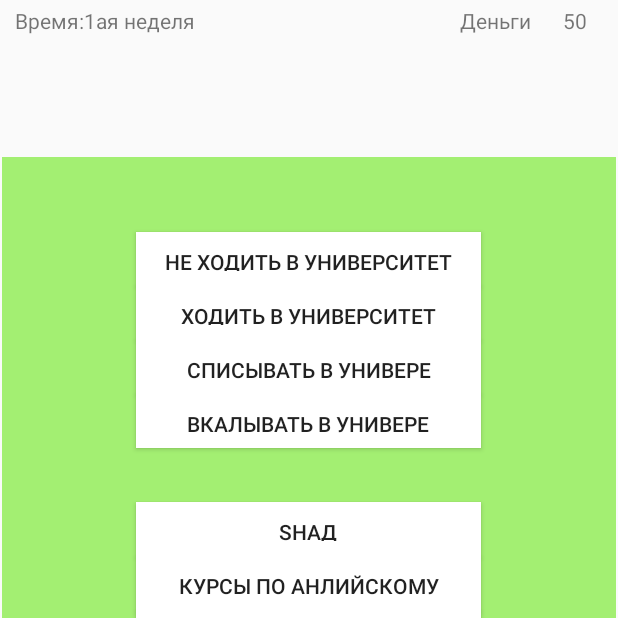
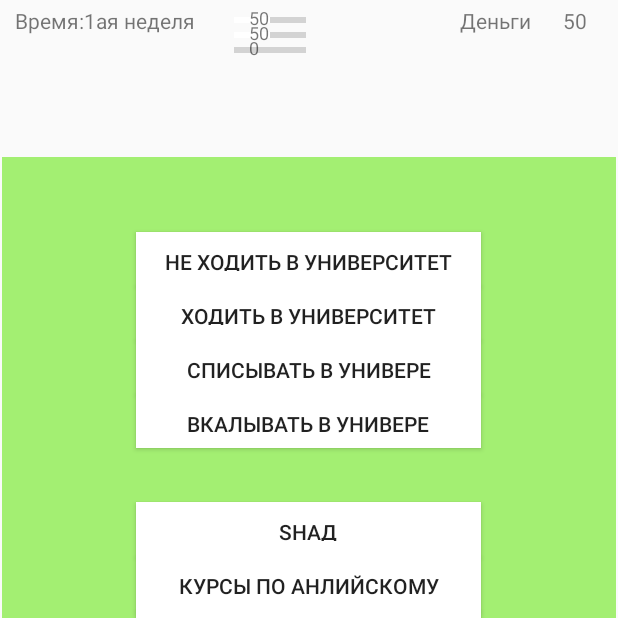
Before and after one commit to dasfex/AndroidFamcsSimulator, an Android app: the GameLobbyActivity screen opened directly, with no data from a screen before it, after a tap on an icon or button, on a phone screen of 412 x 824 dp, the top half of it. Run offline under Robolectric (Android 15) with nearby library versions, the phone set to English and light mode, and no system bars.

Commit message:
add progress bars (but they don't change)

```diff
--- a/app/src/main/java/com/source/studsimulator/relation/GamePresenter.java
+++ b/app/src/main/java/com/source/studsimulator/relation/GamePresenter.java
@@ -57,9 +57,9 @@ public class GamePresenter implements GameContract.Presenter {
     private void updatePlayerStats() {
         com.source.studsimulator.ui.entity.PlayerStats playerStats = new
                 com.source.studsimulator.ui.entity.PlayerStats(
-                String.valueOf(getParameter(GameLogic.PlayerStats.EDUCATION_LEVEL)),
-                String.valueOf(getParameter(GameLogic.PlayerStats.HEALTH)),
-                String.valueOf(getParameter(GameLogic.PlayerStats.SATIETY)),
+                (getParameter(GameLogic.PlayerStats.EDUCATION_LEVEL)),
+                (getParameter(GameLogic.PlayerStats.HEALTH)),
+                (getParameter(GameLogic.PlayerStats.SATIETY)),
                 String.valueOf(getParameter(GameLogic.PlayerStats.MONEY)));
         view.refreshPlayerStats(playerStats);
     }
--- a/app/src/main/java/com/source/studsimulator/ui/activity/GameLobbyActivity.java
+++ b/app/src/main/java/com/source/studsimulator/ui/activity/GameLobbyActivity.java
@@ -9,6 +9,7 @@ import android.content.pm.ActivityInfo;
 import android.os.Bundle;
 import android.view.View;
 import android.widget.ImageButton;
+import android.widget.ProgressBar;
 import android.widget.TextView;
 
 import com.source.studsimulator.relation.GameContract;
@@ -29,6 +30,14 @@ public class GameLobbyActivity extends AppCompatActivity implements GameContract
 
     private TextView moneyTextView;
     private TextView timeTextView;
+
+    ProgressBar satietyBar;
+    ProgressBar healthBar;
+    ProgressBar educationBar;
+
+    TextView satietyTextView;
+    TextView healthTextView;
+    TextView educationTextView;
 
     ImageButton infoButton;
     ImageButton foodButton;
@@ -75,6 +84,14 @@ public class GameLobbyActivity extends AppCompatActivity implements GameContract
     private void initPlayerStatsView() {
         moneyTextView = findViewById(R.id.moneyCount);
         timeTextView = findViewById(R.id.actualTime);
+
+        satietyTextView = findViewById(R.id.satietyText);
+        healthTextView = findViewById(R.id.healthText);
+        educationTextView = findViewById(R.id.educationText);
+
+        satietyBar = findViewById(R.id.satietyBar);
+        healthBar = findViewById(R.id.healthBar);
+        educationBar = findViewById(R.id.educationBar);
     }
 
     @Override
@@ -84,10 +101,15 @@ public class GameLobbyActivity extends AppCompatActivity implements GameContract
 
     @Override
     public void refreshPlayerStats(PlayerStats stats) {
-        //studyButton.setText(String.format(getString(R.string.study), stats.getEducationLevel()));
-        //sleepButton.setText(String.format(getString(R.string.sleep), stats.getHealth()));
-        //eatButton.setText(String.format(getString(R.string.satiety), stats.getSatiety()));
-        moneyTextView.setText(stats.getMoney());
+        moneyTextView.setText(String.valueOf(stats.getMoney()));
+
+        satietyBar.setProgress(stats.getSatiety());
+        healthBar.setProgress(stats.getHealth());
+        educationBar.setProgress(stats.getEducationLevel());
+
+        satietyTextView.setText(String.valueOf(stats.getSatiety()));
+        healthTextView.setText(String.valueOf(stats.getHealth()));
+        educationTextView.setText(String.valueOf(stats.getEducationLevel()));
     }
 
     private void replaceFragment(Fragment fragment) {
--- a/app/src/main/java/com/source/studsimulator/ui/entity/PlayerStats.java
+++ b/app/src/main/java/com/source/studsimulator/ui/entity/PlayerStats.java
@@ -2,39 +2,39 @@ package com.source.studsimulator.ui.entity;
 
 public class PlayerStats {
 
-    private String educationLevel;
-    private String health;
-    private String satiety;
+    private int educationLevel;
+    private int health;
+    private int satiety;
     private String money;
 
-    public PlayerStats(String educationLevel, String health, String satiety, String money) {
+    public PlayerStats(int educationLevel, int health, int satiety, String money) {
         this.educationLevel = educationLevel;
         this.health = health;
         this.satiety = satiety;
         this.money = money;
     }
 
-    public String getEducationLevel() {
+    public int getEducationLevel() {
         return educationLevel;
     }
 
-    public void setEducationLevel(String educationLevel) {
+    public void setEducationLevel(int educationLevel) {
         this.educationLevel = educationLevel;
     }
 
-    public String getHealth() {
+    public int getHealth() {
         return health;
     }
 
-    public void setHealth(String health) {
+    public void setHealth(int health) {
         this.health = health;
     }
 
-    public String getSatiety() {
+    public int getSatiety() {
         return satiety;
     }
 
-    public void setSatiety(String satiety) {
+    public void setSatiety(int satiety) {
         this.satiety = satiety;
     }
 
--- a/app/src/main/res/layout/game_lobby_activity.xml
+++ b/app/src/main/res/layout/game_lobby_activity.xml
@@ -119,4 +119,70 @@
             app:srcCompat="@drawable/hobby_img" />
     </LinearLayout>
 
-    </androidx.constraintlayout.widget.ConstraintLayout>
+    <ProgressBar
+        android:id="@+id/healthBar"
+        style="?android:attr/progressBarStyleHorizontal"
+        android:layout_width="wrap_content"
+        android:layout_height="wrap_content"
+        android:layout_marginStart="100dp"
+        android:layout_marginTop="5dp"
+        app:layout_constraintStart_toEndOf="@+id/timeTextView"
+        app:layout_constraintTop_toTopOf="parent"/>
+
+    <TextView
+        android:id="@+id/healthText"
+        android:layout_width="wrap_content"
+        android:layout_height="wrap_content"
+        android:layout_marginStart="10dp"
+        android:layout_marginBottom="1dp"
+        android:textSize = "12sp"
+        app:layout_constraintStart_toStartOf="@+id/healthBar"
+        app:layout_constraintBottom_toBottomOf="@id/healthBar"
+        tools:layout_editor_absoluteX="161dp"
+        tools:layout_editor_absoluteY="2dp" />
+
+    <ProgressBar
+        android:id="@+id/satietyBar"
+        style="?android:attr/progressBarStyleHorizontal"
+        android:layout_width="wrap_content"
+        android:layout_height="wrap_content"
+        android:layout_marginStart="100dp"
+        android:layout_marginTop="10dp"
+        app:layout_constraintStart_toEndOf="@+id/timeTextView"
+        app:layout_constraintTop_toTopOf="@+id/healthBar" />
+
+    <TextView
+        android:id="@+id/satietyText"
+        android:layout_width="wrap_content"
+        android:layout_height="wrap_content"
+        android:layout_marginStart="10dp"
+        android:layout_marginBottom="1dp"
+        android:textSize = "12sp"
+        app:layout_constraintStart_toStartOf="@+id/satietyBar"
+        app:layout_constraintBottom_toBottomOf="@id/satietyBar"
+        tools:layout_editor_absoluteX="161dp"
+        tools:layout_editor_absoluteY="2dp" />
+
+    <ProgressBar
+        android:id="@+id/educationBar"
+        style="?android:attr/progressBarStyleHorizontal"
+        android:layout_width="wrap_content"
+        android:layout_height="wrap_content"
+        android:layout_marginStart="100dp"
+        android:layout_marginTop="10dp"
+        app:layout_constraintStart_toEndOf="@+id/timeTextView"
+        app:layout_constraintTop_toTopOf="@+id/satietyBar" />
+
+    <TextView
+        android:id="@+id/educationText"
+        android:layout_width="wrap_content"
+        android:layout_height="wrap_content"
+        android:layout_marginStart="10dp"
+        android:layout_marginBottom="1dp"
+        android:textSize = "12sp"
+        app:layout_constraintStart_toStartOf="@+id/educationBar"
+        app:layout_constraintBottom_toBottomOf="@id/educationBar"
+        tools:layout_editor_absoluteX="161dp"
+        tools:layout_editor_absoluteY="2dp" />
+
+</androidx.constraintlayout.widget.ConstraintLayout>
```
